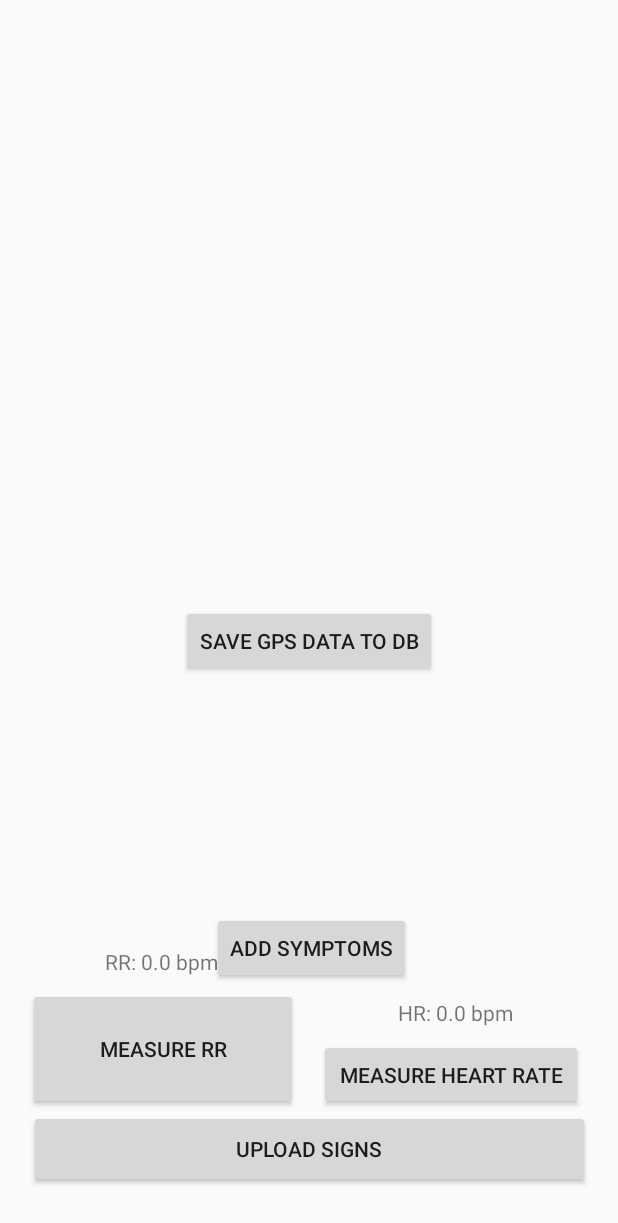
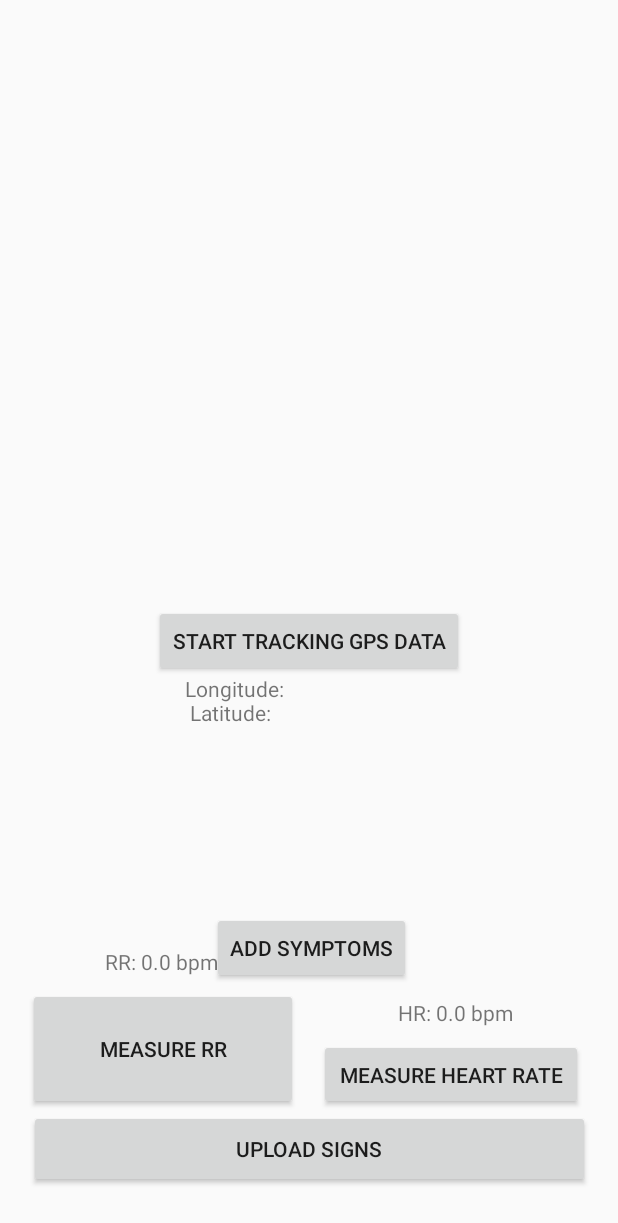
Before and after one commit to aOlmo/android-projects, an Android app: the screen it shows after launch (MainActivity), on a phone screen of 412 x 824 dp. Shown: the top 1223 px of the screen. Run offline under Robolectric (Android 15) with nearby library versions, the phone set to English and light mode, and no system bars; libraries missing offline, so code that uses them is left out: com.arthenica.mobileffmpeg.

Commit message:
[a2]: Register and unregister GPS service done, now for sending data via HTTP

```diff
--- a/Assignment1/app/src/main/res/layout/activity_main.xml
+++ b/Assignment1/app/src/main/res/layout/activity_main.xml
@@ -111,7 +111,23 @@
         android:layout_marginTop="403dp"
         android:layout_marginBottom="148dp"
         android:onClick="startGPSservice"
-        android:text="Save GPS data to DB"
+        android:text="Start tracking GPS data"
+        app:layout_constraintBottom_toTopOf="@+id/textViewGPS"
+        app:layout_constraintEnd_toEndOf="parent"
+        app:layout_constraintHorizontal_bias="0.5"
+        app:layout_constraintStart_toStartOf="parent"
+        app:layout_constraintTop_toTopOf="parent"
+        app:layout_constraintVertical_bias="0.0" />
+
+    <Button
+        android:id="@+id/buttonStopSaveGPS"
+        android:layout_width="wrap_content"
+        android:layout_height="wrap_content"
+        android:layout_marginTop="403dp"
+        android:layout_marginBottom="148dp"
+        android:onClick="stopGPSservice"
+        android:text="Stop tracking GPS data"
+        android:visibility="gone"
         app:layout_constraintBottom_toTopOf="@+id/textViewGPS"
         app:layout_constraintEnd_toEndOf="parent"
         app:layout_constraintHorizontal_bias="0.5"
@@ -125,7 +141,7 @@
         android:layout_height="0dp"
         android:layout_marginTop="449dp"
         android:layout_marginBottom="128dp"
-        android:text=""
+        android:text="Longitude:\n Latitude:"
         app:layout_constraintBottom_toTopOf="@+id/startRR"
         app:layout_constraintEnd_toEndOf="parent"
         app:layout_constraintHorizontal_bias="0.5"
@@ -133,4 +149,16 @@
         app:layout_constraintStart_toStartOf="parent"
         app:layout_constraintTop_toTopOf="parent" />
 
+    <Button
+        android:id="@+id/buttonDataServer"
+        android:layout_width="wrap_content"
+        android:layout_height="wrap_content"
+        android:layout_marginBottom="34dp"
+        android:text="Send GPS data to server"
+        android:visibility="gone"
+        app:layout_constraintBottom_toTopOf="@+id/buttonSaveGPS"
+        app:layout_constraintEnd_toEndOf="parent"
+        app:layout_constraintHorizontal_bias="0.5"
+        app:layout_constraintStart_toStartOf="parent" />
+
 </androidx.constraintlayout.widget.ConstraintLayout>
```
Also changed, not shown: Assignment1/app/src/main/java/com/example/assignment1/LocationService.java (+8 -1 lines), Assignment1/app/src/main/java/com/example/assignment1/MainActivity.java (+35 -9 lines).
